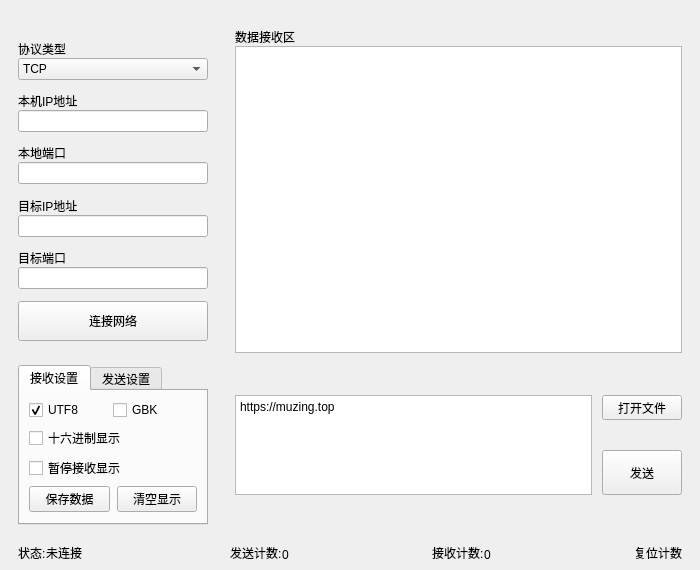
First picture: the form in UI/MainWindowUI.ui, repository muziing/NetAssist_PyQt, before the edit.
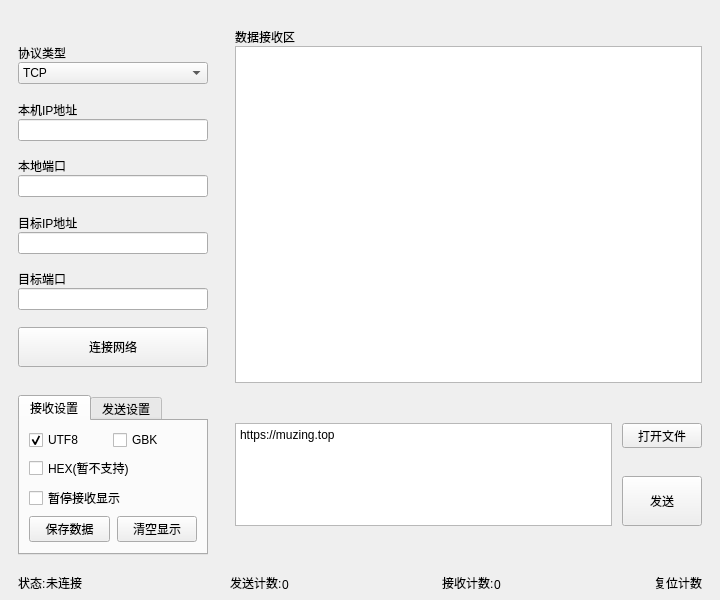
Second picture: the form after the edit. Icons and pictures are not drawn. Custom widgets are drawn as their Qt base class.

Commit message: 临时版本；网络部分实现提示与信息分离；增加彩色显示接收信息；优化接收计数器；微调界面

```diff
--- a/UI/MainWindowUI.ui
+++ b/UI/MainWindowUI.ui
@@ -6,8 +6,8 @@
    <rect>
     <x>0</x>
     <y>0</y>
-    <width>700</width>
-    <height>570</height>
+    <width>720</width>
+    <height>600</height>
    </rect>
   </property>
   <property name="minimumSize">
@@ -397,7 +397,7 @@
        <item>
         <widget class="QCheckBox" name="HEXReceiveCheckBox">
          <property name="text">
-          <string>十六进制显示</string>
+          <string>HEX(暂不支持)</string>
          </property>
          <attribute name="buttonGroup">
           <string notr="true">RButtonGroup</string>
@@ -566,13 +566,13 @@
        <property name="minimumSize">
         <size>
          <width>0</width>
-         <height>45</height>
+         <height>50</height>
         </size>
        </property>
        <property name="maximumSize">
         <size>
          <width>80</width>
-         <height>45</height>
+         <height>50</height>
         </size>
        </property>
        <property name="toolTip">
```
Left out of the diff: 62 changed lines with no effect on the pictures. The commit also changes 6 other files.
